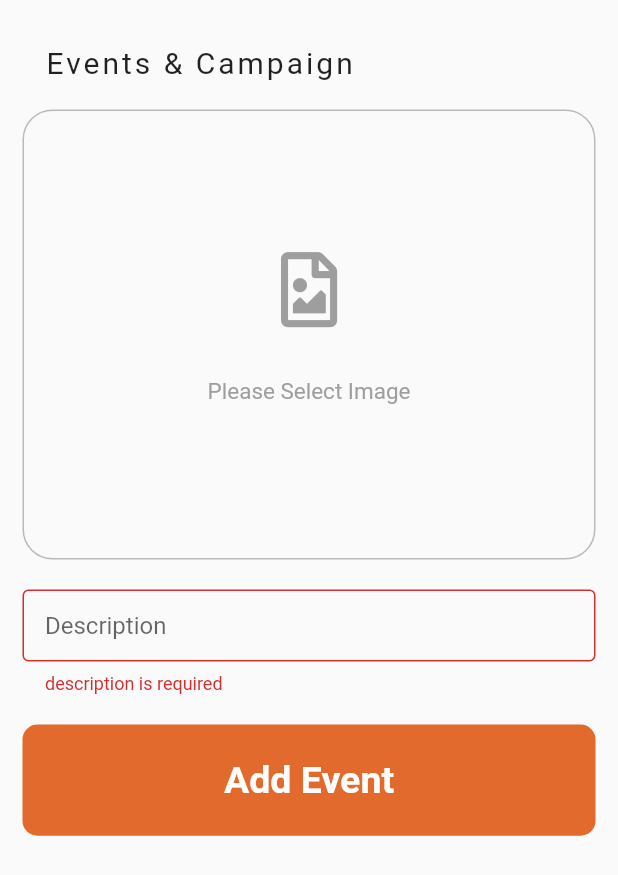
After one commit to Rk-Thakur/dengue, a Flutter app: the AddPost screen opened directly, after a tap on "Add Event", on a phone screen of 412 x 824 dp. The commit adds this screen. Shown: the top 875 px of the screen. Run offline on Flutter 3.47's test engine with Material 2 defaults, Android fonts, the phone set to English and light mode, and no system bars; our stand-ins replace awesome_notifications, cached_network_image, cloud_firestore, firebase_auth, firebase_core, firebase_storage and 11 more; missing offline and left inert: flutter_phone_direct_caller; accounts and stored records are empty.

Commit message:
Dengue Detection

```diff
--- /dev/null
+++ b/lib/model/post.dart
@@ -0,0 +1,24 @@
+class Post {
+  late int postId;
+  late String description;
+  late String postImage;
+
+  Post(
+      {required this.postId,
+      required this.description,
+      required this.postImage});
+
+  factory Post.fromJson(Map<String, dynamic> json) {
+    return Post(
+        postId: json['postId'],
+        description: json['description'],
+        postImage: json['postImage']);
+  }
+  Map<String, dynamic> toJson() {
+    return {
+      'postId': postId,
+      'description': description,
+      'postImage': postImage
+    };
+  }
+}
--- /dev/null
+++ b/lib/screen/addpost.dart
@@ -0,0 +1,146 @@
+import 'dart:io';
+
+import 'package:dengue/provider/crudprovider.dart';
+import 'package:dengue/provider/image_provider.dart';
+import 'package:dengue/provider/loginprovider.dart';
+import 'package:flutter/material.dart';
+import 'package:flutter_riverpod/flutter_riverpod.dart';
+import 'package:font_awesome_flutter/font_awesome_flutter.dart';
+import 'package:get/route_manager.dart';
+
+class AddPost extends StatelessWidget {
+  final eventDescription = TextEditingController();
+  final _form = GlobalKey<FormState>();
+
+  @override
+  Widget build(BuildContext context) {
+    return SafeArea(
+        child: Scaffold(body: Consumer(builder: (context, ref, child) {
+      final db = ref.watch(imageProvider);
+      final isLoading = ref.watch(loadingProvider);
+      return SingleChildScrollView(
+        child: Form(
+            key: _form,
+            child: Padding(
+              padding: const EdgeInsets.all(15.0),
+              child: Column(
+                children: [
+                  Padding(
+                    padding: const EdgeInsets.only(
+                        top: 15, left: 15, bottom: 0, right: 15),
+                    child: Align(
+                      alignment: Alignment.topLeft,
+                      child: Text(
+                        'Events & Campaign',
+                        style: TextStyle(
+                          fontSize: 20,
+                          letterSpacing: 2,
+                          fontWeight: FontWeight.w400,
+                        ),
+                      ),
+                    ),
+                  ),
+                  SizedBox(
+                    height: 20,
+                  ),
+                  InkWell(
+                    onTap: () {
+                      ref.read(imageProvider).getImage();
+                    },
+                    child: Container(
+                        height: 300,
+                        width: double.infinity,
+                        decoration: BoxDecoration(
+                          border: Border.all(
+                            color: Colors.black26,
+                          ),
+                          borderRadius: BorderRadius.circular(20),
+                        ),
+                        child: db.image == null
+                            ? Column(
+                                mainAxisAlignment: MainAxisAlignment.center,
+                                children: [
+                                  FaIcon(
+                                    FontAwesomeIcons.fileImage,
+                                    size: 50,
+                                    color: Colors.grey,
+                                  ),
+                                  Text(
+                                    "Please Select Image",
+                                    style: TextStyle(
+                                      fontSize: 15,
+                                      height: 4,
+                                      color: Colors.grey,
+                                    ),
+                                  )
+                                ],
+                              )
+                            : Image.file(
+                                File(db.image!.path),
+                                fit: BoxFit.fill,
+                              )),
+                  ),
+                  SizedBox(
+                    height: 20,
+                  ),
+                  TextFormField(
+                    controller: eventDescription,
+                    keyboardType: TextInputType.multiline,
+                    maxLines: 10,
+                    minLines: 1,
+                    textCapitalization: TextCapitalization.sentences,
+                    validator: (val) {
+                      if (val!.isEmpty) {
+                        return 'description is required';
+                      }
+
+                      return null;
+                    },
+                    decoration: InputDecoration(
+                        contentPadding:
+                            EdgeInsets.symmetric(vertical: 5, horizontal: 15),
+                        hintText: 'Description',
+                        border: OutlineInputBorder()),
+                  ),
+                  SizedBox(
+                    height: 20,
+                  ),
+                  InkWell(
+                    onTap: () async {
+                      _form.currentState!.save();
+                      FocusScope.of(context).unfocus();
+                      if (_form.currentState!.validate()) {
+                        final response = await ref.read(crudProvider).addpost(
+                              image: db.image!,
+                              description: eventDescription.text.trim(),
+                            );
+                        if (response == 'success') {
+                          Navigator.pop(context);
+                        }
+                      }
+                    },
+                    child: Container(
+                      width: MediaQuery.of(context).size.width,
+                      height: MediaQuery.of(context).size.height * 0.09,
+                      decoration: BoxDecoration(
+                        borderRadius: BorderRadius.circular(10),
+                        color: Color(0xffe26a2c),
+                      ),
+                      child: Center(
+                        child: Text(
+                          "Add Event",
+                          style: TextStyle(
+                              color: Colors.white,
+                              fontSize: 25,
+                              fontWeight: FontWeight.bold),
+                        ),
+                      ),
+                    ),
+                  ),
+                ],
+              ),
+            )),
+      );
+    })));
+  }
+}
```
Also changed, not shown: lib/model/faq.dart (added, +22 -0 lines), lib/provider/crudprovider.dart (added, +85 -0 lines), lib/screen/addfaq.dart (added, +118 -0 lines), lib/screen/dashboard.dart (+25 -6 lines).
